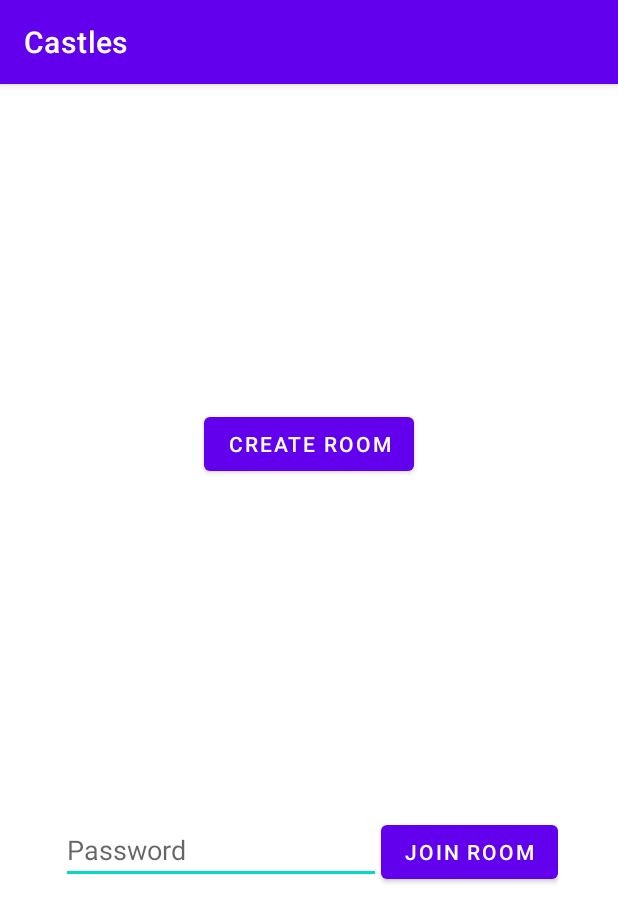
After one commit to galbor/Castles, an Android app: the fragment OnlineRoomFragment shown on its own in the app's theme, on a phone screen of 412 x 824 dp. The commit adds this screen. Shown: the top 922 px of the screen. Run offline under Robolectric (Android 15) with nearby library versions, the phone set to English and light mode, and no system bars.

Commit message:
Added Online Room basic frontend framework. Not connected to anything yet.

```diff
--- a/app/src/main/java/com/example/castles/ButtonClicks.java
+++ b/app/src/main/java/com/example/castles/ButtonClicks.java
@@ -15,6 +15,9 @@ import java.util.LinkedList;
 import java.util.List;
 
 
+/**
+ * related to the game itself
+ */
 public class ButtonClicks {
 
     private static class RoomNumber {
--- a/app/src/main/java/com/example/castles/Castle.java
+++ b/app/src/main/java/com/example/castles/Castle.java
@@ -84,6 +84,9 @@ public class Castle {
         return rooms[room.ordinal()];
     }
 
+    /**
+     * generates the points matrix
+     */
     public void init_points(){
         for (int i = 0; i < points.length; ++i){
             if (i == ROOM.blue.ordinal() || i == ROOM.fountain.ordinal()) {
@@ -95,6 +98,7 @@ public class Castle {
                     points[i][j] = 0;
             }
         }
+        //pretending all gardens are yellow by default
         green_room_effects = new ROOM[rooms[ROOM.green.ordinal()]];
         for (int i = 0; i < green_room_effects.length; ++i){
             ROOM room = ROOM.values()[0];
--- a/app/src/main/java/com/example/castles/Game.java
+++ b/app/src/main/java/com/example/castles/Game.java
@@ -36,6 +36,9 @@ public class Game {
 
     public Castle get_castle_from_pos(int i){
         return castles[i];
+    }
+    public COLOR get_color_from_pos(int castle_pos){
+        return castle_order[castle_pos];
     }
 
     public int get_castle_amt() {return castles.length;}
@@ -113,10 +116,6 @@ public class Game {
         return true;
     }
 
-    public COLOR get_color_from_pos(int castle_pos){
-        return castle_order[castle_pos];
-    }
-
     public ROOM get_green_last_changed(int castle_pos, int index){
         return castles[castle_pos].get_green_last_selected(index);
     }
--- /dev/null
+++ b/app/src/main/java/com/example/castles/OnlineRoom.java
@@ -0,0 +1,43 @@
+package com.example.castles;
+
+import java.util.HashSet;
+import java.util.Set;
+
+/**
+ * join, create, etc with online rooms
+ */
+public class OnlineRoom {
+
+    /**
+     *
+     * @param game
+     * @return the password for the game
+     */
+    public static String GeneratePassword(Game game){
+        StringBuilder sb = new StringBuilder();
+        for (int i = 0; i<game.get_castle_amt(); i++){
+            sb.append(game.get_color_from_pos(i).ordinal());
+        }
+
+        return sb.toString();
+    }
+
+    /**
+     *
+     * @param password
+     * @return null if the password doesn't correspond to a game. the game if it does
+     */
+    public static Game GetGame(String password){
+        Game.COLOR[] castle_order = new Game.COLOR[password.length()];
+        Set<Integer> colors = new HashSet<>();
+        for (int i = 0; i<password.length(); i++){
+            int castle = password.charAt(i)-'0';
+            if (castle < 0 || castle >= Game.COLOR.values().length) return null;
+            castle_order[i] = Game.COLOR.values()[i];
+            if (colors.contains(castle)) return null;
+            colors.add(castle);
+        }
+        return new Game(castle_order);
+    }
+
+}
--- /dev/null
+++ b/app/src/main/java/com/example/castles/OnlineRoomFragment.java
@@ -0,0 +1,48 @@
+package com.example.castles;
+
+import android.os.Bundle;
+
+import androidx.fragment.app.Fragment;
+
+import android.view.LayoutInflater;
+import android.view.View;
+import android.view.ViewGroup;
+
+/**
+ * This fragment either creates a room for you and your friends to play with
+ * or joins a room
+ *
+ * A simple {@link Fragment} subclass.
+ * Use the {@link OnlineRoomFragment#newInstance} factory method to
+ * create an instance of this fragment.
+ */
+public class OnlineRoomFragment extends Fragment {
+
+    public OnlineRoomFragment() {
+        // Required empty public constructor
+    }
+
+    /**
+     * Use this factory method to create a new instance of
+     * this fragment
+     *
+     * @return A new instance of fragment OnlineRoomFragment.
+     */
+    // TODO: Rename and change types and number of parameters
+    public static OnlineRoomFragment newInstance() {
+        OnlineRoomFragment fragment = new OnlineRoomFragment();
+        return fragment;
+    }
+
+    @Override
+    public void onCreate(Bundle savedInstanceState) {
+        super.onCreate(savedInstanceState);
+    }
+
+    @Override
+    public View onCreateView(LayoutInflater inflater, ViewGroup container,
+                             Bundle savedInstanceState) {
+        // Inflate the layout for this fragment
+        return inflater.inflate(R.layout.fragment_onlineroom, container, false);
+    }
+}
--- /dev/null
+++ b/app/src/main/res/layout/fragment_onlineroom.xml
@@ -0,0 +1,47 @@
+<?xml version="1.0" encoding="utf-8"?>
+<androidx.constraintlayout.widget.ConstraintLayout xmlns:android="http://schemas.android.com/apk/res/android"
+    xmlns:app="http://schemas.android.com/apk/res-auto"
+    xmlns:tools="http://schemas.android.com/tools"
+    android:id="@+id/frameLayout"
+    android:layout_width="match_parent"
+    android:layout_height="match_parent"
+    tools:context=".OnlineRoomFragment">
+
+    <Button
+        android:id="@+id/create_online_room"
+        android:layout_width="wrap_content"
+        android:layout_height="wrap_content"
+        android:text="@string/create_online_room"
+        app:layout_constraintBottom_toBottomOf="parent"
+        app:layout_constraintEnd_toEndOf="parent"
+        app:layout_constraintStart_toStartOf="parent"
+        app:layout_constraintTop_toTopOf="parent"
+        app:layout_constraintVertical_bias="0.3"/>
+
+    <LinearLayout
+        android:layout_width="wrap_content"
+        android:layout_height="wrap_content"
+        android:layout_marginBottom="8dp"
+        android:orientation="horizontal"
+        app:layout_constraintBottom_toBottomOf="parent"
+        app:layout_constraintEnd_toEndOf="parent"
+        app:layout_constraintStart_toStartOf="parent"
+        app:layout_constraintTop_toBottomOf="@+id/create_online_room">
+
+        <EditText
+            android:id="@+id/enter_online_room_ID"
+            android:layout_width="wrap_content"
+            android:layout_height="wrap_content"
+            android:layout_weight="1"
+            android:ems="10"
+            android:inputType="textPersonName"
+            android:hint="@string/password" />
+
+        <Button
+            android:id="@+id/join_online_room"
+            android:layout_width="wrap_content"
+            android:layout_height="wrap_content"
+            android:layout_weight="1"
+            android:text="@string/join_online_room" />
+    </LinearLayout>
+</androidx.constraintlayout.widget.ConstraintLayout>
--- a/app/src/main/res/values/strings.xml
+++ b/app/src/main/res/values/strings.xml
@@ -48,4 +48,8 @@
     <!-- Error messages -->
     <string name="error_fragment_message">An error occurred</string>
     <string name="dismiss_error">Dismiss</string>
+    <string name="create_online_room">Create room</string>
+    <string name="join_online_room">Join room</string>
+    <string name="password">Password</string>
+    <string name="wrong_password">wrong password</string>
 </resources>
```
Also changed, not shown: 1 other file.
